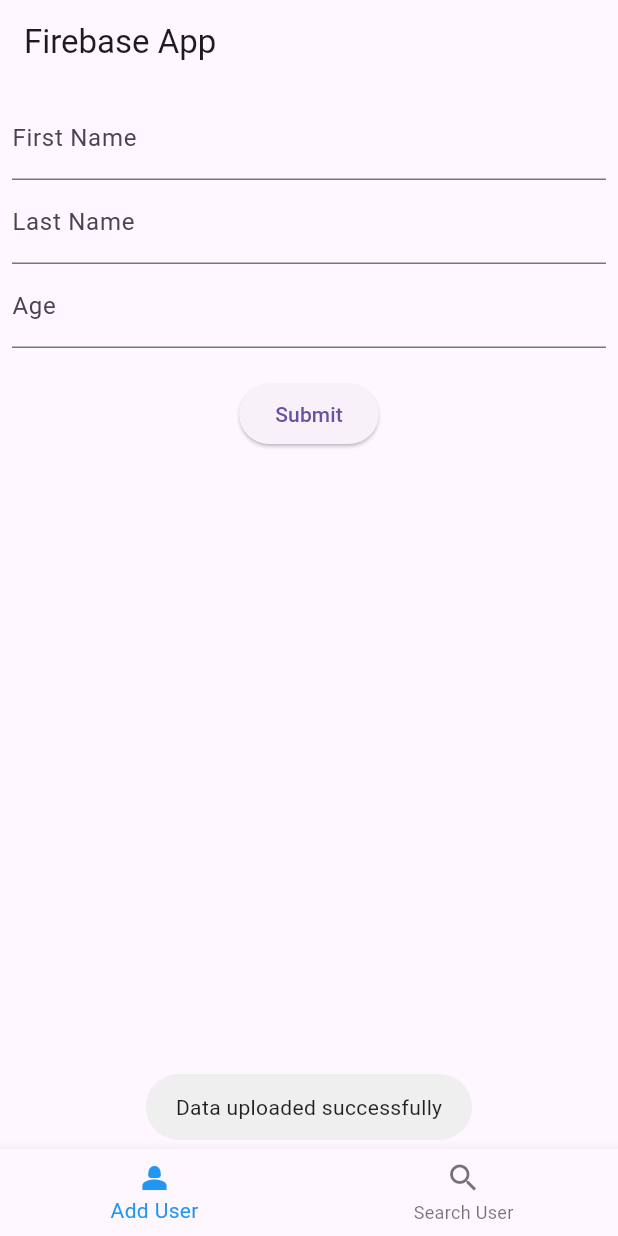
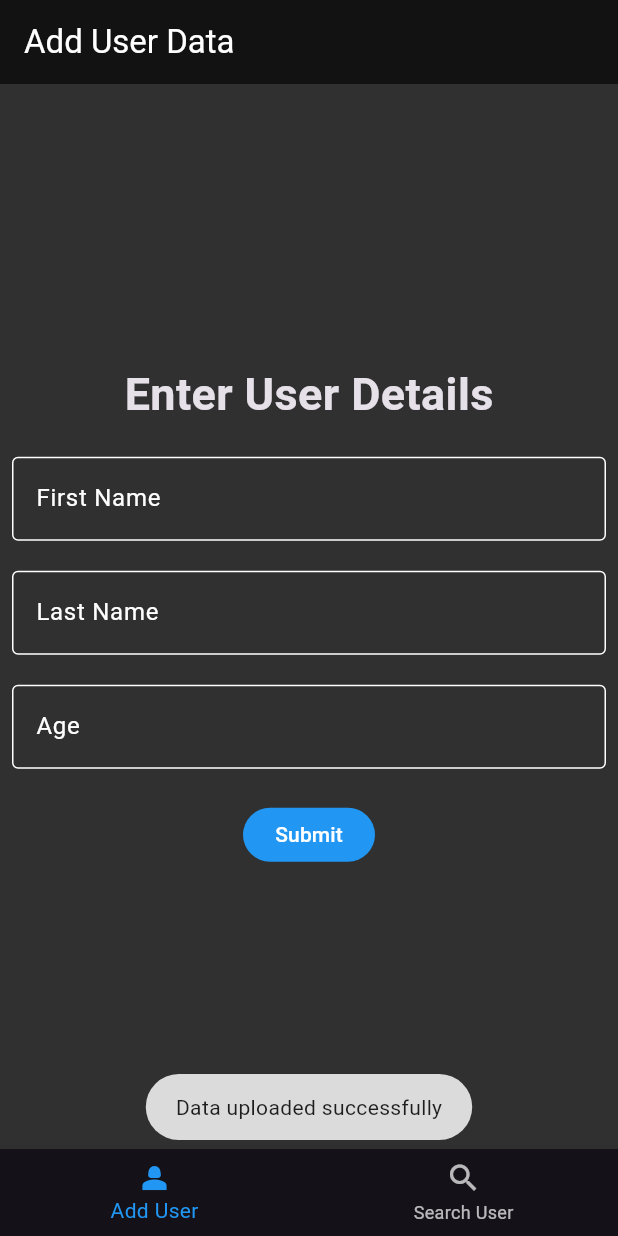
Before and after one commit to fisforfaheem/firebase_flutter_crud, a Flutter app: the screen it shows after launch, after a tap on "Submit", on a phone screen of 412 x 824 dp. Run offline on Flutter 3.47's test engine with Material 3 defaults, Android fonts, the phone set to English and light mode, and no system bars; our stand-ins replace cloud_firestore, firebase_core, fluttertoast; accounts and stored records are empty.

Commit message:
chore: improvements

```diff
--- a/lib/add_user.dart
+++ b/lib/add_user.dart
@@ -53,42 +53,66 @@ class _AddUserState extends State<AddUser> {
   @override
   Widget build(BuildContext context) {
     return Scaffold(
+      resizeToAvoidBottomInset: true,
       appBar: AppBar(
-        title: const Text('Firebase App'),
+        title: const Text('Add User Data'),
       ),
       body: Form(
         child: Padding(
           padding: const EdgeInsets.all(8.0),
           child: Column(
+            mainAxisAlignment: MainAxisAlignment.center,
             children: [
+              const Text(
+                'Enter User Details',
+                style: TextStyle(fontSize: 30, fontWeight: FontWeight.bold),
+              ),
+              const SizedBox(
+                height: 20,
+              ),
               TextField(
                 controller: _firstNameController,
                 decoration: const InputDecoration(
+                  border: OutlineInputBorder(),
                   labelText: 'First Name',
                 ),
+              ),
+              const SizedBox(
+                height: 20,
               ),
               TextField(
                 controller: _lastNameController,
                 decoration: const InputDecoration(
+                  border: OutlineInputBorder(),
                   labelText: 'Last Name',
                 ),
+              ),
+              const SizedBox(
+                height: 20,
               ),
               TextField(
                 controller: _ageController,
                 decoration: const InputDecoration(
+                  border: OutlineInputBorder(),
                   labelText: 'Age',
                 ),
               ),
               const SizedBox(
                 height: 20,
               ),
-              ElevatedButton(
+              TextButton(
                 onPressed: () {
                   FocusScope.of(context).unfocus();
                   uploadData();
                 },
+                style: TextButton.styleFrom(
+                  foregroundColor: Colors.white,
+                  backgroundColor: Colors.blue,
+                  disabledForegroundColor: Colors.grey.withOpacity(0.38),
+                  minimumSize: const Size(88, 36),
+                ),
                 child: const Text('Submit'),
-              ),
+              )
             ],
           ),
         ),
--- a/lib/main.dart
+++ b/lib/main.dart
@@ -18,8 +18,19 @@ class MainApp extends StatelessWidget {
 
   @override
   Widget build(BuildContext context) {
-    return const MaterialApp(
-      home: BottomBar(),
+    return MaterialApp(
+      title: 'CRUD App with Firebase',
+      debugShowCheckedModeBanner: false,
+      theme: ThemeData.dark().copyWith(
+        primaryColor: Colors.black,
+        scaffoldBackgroundColor: Colors.grey[850],
+        colorScheme: ColorScheme.dark(
+          primary: Colors.grey[700]!,
+          secondary: Colors.grey[600]!,
+        ),
+        //make the app feel dark and gloomy
+      ),
+      home: const BottomBar(),
     );
   }
 }
--- a/lib/read_data_display.dart
+++ b/lib/read_data_display.dart
@@ -50,6 +50,7 @@ class _ReadAndDisplayUserDataState extends State<ReadAndDisplayUserData> {
   @override
   Widget build(BuildContext context) {
     return Scaffold(
+      resizeToAvoidBottomInset: true,
       appBar: AppBar(
         title: const Text('Search User Data'),
       ),
@@ -58,8 +59,8 @@ class _ReadAndDisplayUserDataState extends State<ReadAndDisplayUserData> {
         children: [
           const Center(
             child: Text(
-              'Type the name to search the User',
-              style: TextStyle(fontSize: 20, fontWeight: FontWeight.bold),
+              'Enter name of the user',
+              style: TextStyle(fontSize: 30, fontWeight: FontWeight.bold),
             ),
           ),
           Padding(
@@ -84,7 +85,7 @@ class _ReadAndDisplayUserDataState extends State<ReadAndDisplayUserData> {
                 disabledForegroundColor: Colors.grey.withOpacity(0.38),
                 minimumSize: const Size(88, 36),
               ),
-              child: const Text('Submit'),
+              child: const Text('Search'),
             ),
           ),
           const SizedBox(height: 20),
```
